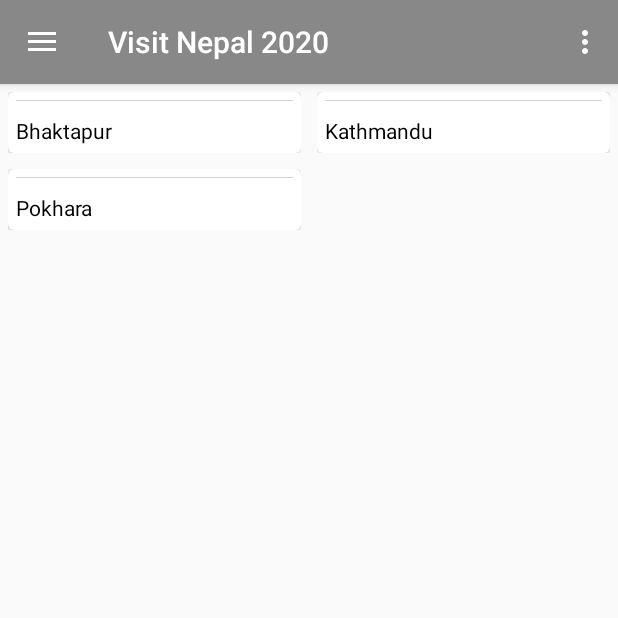
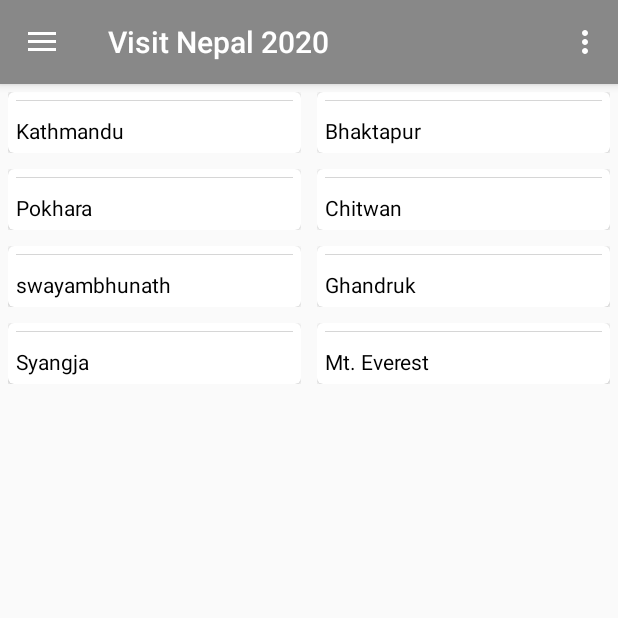
Before and after one commit to Shishir73/VisitNepal2020, an Android app: the screen it shows after launch (MainActivity), on a phone screen of 412 x 824 dp, the top half of it. Run offline under Robolectric (Android 15) with nearby library versions, the phone set to English and light mode, and no system bars; our stand-ins replace Picasso, Room's generated code; pictures from the network do not load.

Commit message:
added new images

```diff
--- a/app/src/main/java/com/example/visitnepal2020/NavBar/ExploreFragment.java
+++ b/app/src/main/java/com/example/visitnepal2020/NavBar/ExploreFragment.java
@@ -20,8 +20,8 @@ import java.util.ArrayList;
 public class ExploreFragment extends Fragment implements CityAdapter.OnListItemClickListener {
 
     private static final int NUM_COLUMNS = 2;
-    RecyclerView _cityList;
-    RecyclerView.Adapter _cityAdapter;
+    private RecyclerView _cityList;
+    private RecyclerView.Adapter _cityAdapter;
 
     @Nullable
     @Override
@@ -30,9 +30,15 @@ public class ExploreFragment extends Fragment implements CityAdapter.OnListItemC
         View v = inflater.inflate(R.layout.fragment_explore, container, false);
 
         ArrayList<City> _cities = new ArrayList<>();
-        _cities.add(new City("Bhaktapur", ("https://visitnepal2020.com/images/exp-dance.jpg")));
-        _cities.add(new City("Kathmandu", ("https://visitnepal2020.com/images/exp-craft.jpg")));
-        _cities.add(new City("Pokhara", ("https://visitnepal2020.com/images/exp-adventure.jpg")));
+        _cities.add(new City("Kathmandu", "https://visitnepal2020.com/images/exp-dance.jpg"));
+        _cities.add(new City("Bhaktapur", "https://visitnepal2020.com/images/exp-craft.jpg"));
+        _cities.add(new City("Pokhara", "https://visitnepal2020.com/images/exp-adventure.jpg"));
+        _cities.add(new City("Chitwan", "https://encrypted-tbn0.gstatic.com/images?q=tbn:ANd9GcTd7j7-2CiMIiixKlDlu3SLB3NrjKzV8A1T08Zd91j8Pjlsxg8cIw&s"));
+        _cities.add(new City("swayambhunath", "https://thumbor.forbes.com/thumbor/960x0/https%3A%2F%2Fspecials-images.forbesimg.com%2Fdam%2Fimageserve%2F1161006287%2F960x0.jpg%3Ffit%3Dscale"));
+        _cities.add(new City("Ghandruk", "https://tmmnepal.com/images/package-thumbnails/2019042507-mWxdOA.jpg"));
+        _cities.add(new City("Syangja", "https://sworektapu.weebly.com/uploads/2/8/1/4/28142499/4667002_orig.jpg"));
+        _cities.add(new City("Mt. Everest", "https://s26626.pcdn.co/wp-content/uploads/2019/03/safety-nepal.jpg.optimal.jpg"));
+
 
         _cityList = v.findViewById(R.id.rv);
         _cityList.setHasFixedSize(true);
```
